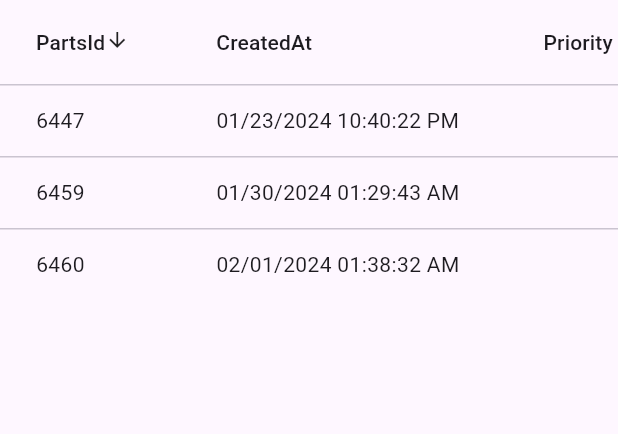
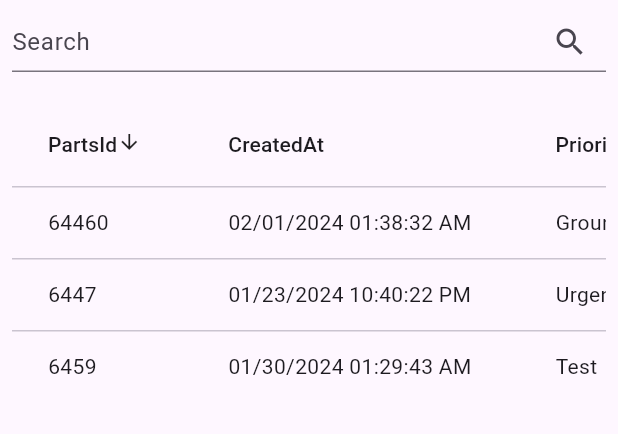
Before and after one commit to tayeb66/Data-Table-with-Sorting, a Flutter app: the screen it shows after launch, after a tap on "PartsId", on a phone screen of 412 x 824 dp, the part 84-518 px from its top. Run offline on Flutter 3.47's test engine with Material 3 defaults, Android fonts, the phone set to English and light mode, and no system bars; our stand-ins replace get.

Commit message:
search table

```diff
--- a/lib/main.dart
+++ b/lib/main.dart
@@ -33,7 +33,25 @@ class HomePage extends GetView<TableController> {
         centerTitle: true,
         title: const Text("Data Table"),
       ),
-      body: SingleChildScrollView(
+      body: Padding(
+        padding: const EdgeInsets.all(8.0),
+        child: ListView(
+          children: [
+            SizedBox(
+              height: 40.0,
+              child: TextField(
+                decoration: InputDecoration(
+                  labelText: "Search",
+                  suffixIcon: Icon(Icons.search)
+                ),
+                onChanged: (value){
+                  controller.runFilter(value: value);
+                },
+                onTap: (){},
+              ),
+            ),
+            const SizedBox(height: 20.0,),
+            SingleChildScrollView(
               scrollDirection: Axis.horizontal,
               child: Obx((){
                 return DataTable(
@@ -48,21 +66,67 @@ class HomePage extends GetView<TableController> {
                             controller.sortColumnIndex.value = columnIndex;
                             if(columnIndex == 0){
                               if(ascending){
-                          controller.dataRowList.sort((a,b) =>
+                                controller.foundResult.sort((a,b) =>
                                     b["prId"].toString().compareTo(a["prId"].toString()));
                               }else{
-                          controller.dataRowList.sort((a,b) =>
+                                controller.foundResult.sort((a,b) =>
                                     a["prId"].toString().compareTo(b["prId"].toString()));
                               }
                             }else if(columnIndex == 1){
                               if(ascending){
-                          print("ascending : $ascending");
                                 controller.dataRowList.sort((a,b) =>
                                     a["createdAt"].toString().compareTo(b["createdAt"].toString()));
                               }else{
-                          print("ascending : $ascending");
                                 controller.dataRowList.sort((a,b) =>
                                     b["createdAt"].toString().compareTo(a["createdAt"].toString()));
+                              }
+                            }else if(columnIndex == 2){
+                              if(ascending){
+                                controller.dataRowList.sort((a,b) =>
+                                    a["priority"].toString().compareTo(b["priority"].toString()));
+                              }else{
+                                controller.dataRowList.sort((a,b) =>
+                                    b["priority"].toString().compareTo(a["priority"].toString()));
+                              }
+                            }else if(columnIndex == 3){
+                              if(ascending){
+                                controller.dataRowList.sort((a,b) =>
+                                    a["requestedByName"].toString().compareTo(b["requestedByName"].toString()));
+                              }else{
+                                controller.dataRowList.sort((a,b) =>
+                                    b["requestedByName"].toString().compareTo(a["requestedByName"].toString()));
+                              }
+                            }else if(columnIndex == 4){
+                              if(ascending){
+                                controller.dataRowList.sort((a,b) =>
+                                    a["requestType"].toString().compareTo(b["requestType"].toString()));
+                              }else{
+                                controller.dataRowList.sort((a,b) =>
+                                    b["requestType"].toString().compareTo(a["requestType"].toString()));
+                              }
+                            }else if(columnIndex == 5){
+                              if(ascending){
+                                controller.dataRowList.sort((a,b) =>
+                                    a["itemName"].toString().compareTo(b["itemName"].toString()));
+                              }else{
+                                controller.dataRowList.sort((a,b) =>
+                                    b["itemName"].toString().compareTo(a["itemName"].toString()));
+                              }
+                            }else if(columnIndex == 6){
+                              if(ascending){
+                                controller.dataRowList.sort((a,b) =>
+                                    a["statusName"].toString().compareTo(b["statusName"].toString()));
+                              }else{
+                                controller.dataRowList.sort((a,b) =>
+                                    b["statusName"].toString().compareTo(a["statusName"].toString()));
+                              }
+                            }else if(columnIndex == 7){
+                              if(ascending){
+                                controller.dataRowList.sort((a,b) =>
+                                    a["poNumber"].toString().compareTo(b["poNumber"].toString()));
+                              }else{
+                                controller.dataRowList.sort((a,b) =>
+                                    b["poNumber"].toString().compareTo(a["poNumber"].toString()));
                               }
                             }
                           },
@@ -71,10 +135,10 @@ class HomePage extends GetView<TableController> {
                         ),
                     ],
                     rows: [
-                for(int index = 0; index < controller.dataRowList.length; index++)
+                      for(int index = 0; index < controller.foundResult.length; index++)
                         DataRow(
                             cells: [
-                        DataCell(Obx(() => Text(controller.dataRowList[index]["prId"].toString()))),
+                              DataCell(Obx(() => Text(controller.foundResult[index]["prId"].toString()))),
                               DataCell(Obx(() => Text(controller.dataRowList[index]["createdAt"].toString()))),
                               DataCell(Obx(() => Text(controller.dataRowList[index]["priority"].toString()))),
                               DataCell(Obx(() => Text(controller.dataRowList[index]["requestedByName"].toString()))),
@@ -87,7 +151,11 @@ class HomePage extends GetView<TableController> {
                     ]
                 );
               }),
+            )
+          ],
+        ),
       ),
     );
   }
+
 }
--- a/lib/table_controller.dart
+++ b/lib/table_controller.dart
@@ -35,42 +35,55 @@ class TableController extends GetxController{
 
   var dataRowList = [
     {
-      "prId": 6460,
+      "prId": 64460,
       "partsRequestID": 1044,
       "createdAt": "02/01/2024 01:38:32 AM",
-      "priority": "",
+      "priority": "Ground",
       "requestedByName": "F10solutions, F10solutions",
-      "requestType": "",
-      "itemName": "",
+      "requestType": "First",
+      "itemName": "Item1",
       "statusName": "User Entry",
-      "poNumber": ""
+      "poNumber": "001"
     },
     {
       "prId": 6459,
       "partsRequestID": 1043,
       "createdAt": "01/30/2024 01:29:43 AM",
-      "priority": "",
+      "priority": "Test",
       "requestedByName": "F10solutions, F10solutions",
-      "requestType": "",
-      "itemName": "",
+      "requestType": "Second",
+      "itemName": "Item2",
       "statusName": "Processing",
-      "poNumber": ""
+      "poNumber": "002"
     },
     {
       "prId": 6447,
       "partsRequestID": 1031,
       "createdAt": "01/23/2024 10:40:22 PM",
-      "priority": "",
+      "priority": "Urgent",
       "requestedByName": "F10solutions, F10solutions",
-      "requestType": "",
-      "itemName": "",
+      "requestType": "Thrird",
+      "itemName": "Item3",
       "statusName": "User Entry",
-      "poNumber": ""
+      "poNumber": "003"
     },
   ].obs;
+  var searchList = [].obs;
+  var foundResult = [].obs;
   @override
   void onInit() {
     // TODO: implement onInit
     super.onInit();
+    searchList = dataRowList;
+    foundResult = searchList;
+  }
+
+  void runFilter({value}) {
+    if(value.toString().isEmpty){
+      searchList = dataRowList;
+    }else{
+       searchList.value = dataRowList.where((element) =>
+           element["prId"].toString().toLowerCase().contains(value.toString().toLowerCase())).toList();
+    }
   }
 }
```
Lines whose indentation alone changed are shown as unchanged.
